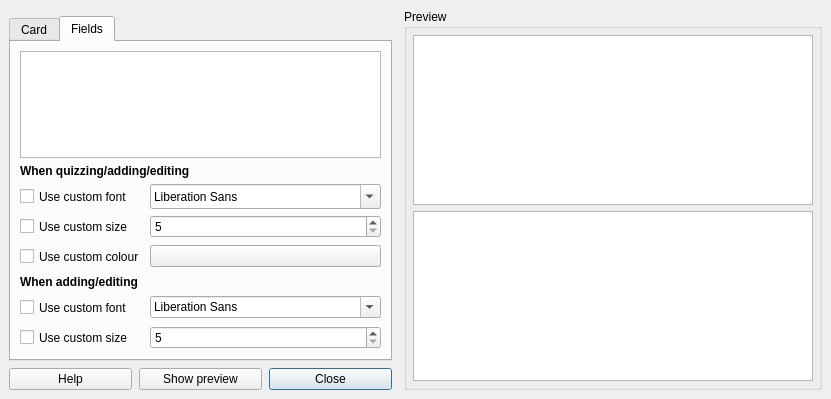
Old version of the form designer/displayproperties.ui in the repository ankitects/anki.
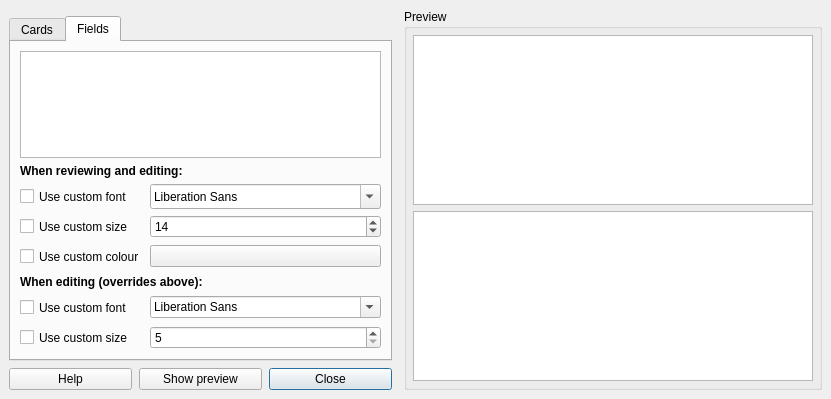
New version of the form. The open tabs and pages were chosen to show the change. Icons and pictures are not drawn.

Commit message: fix display properties, tweak wording

```diff
--- a/designer/displayproperties.ui
+++ b/designer/displayproperties.ui
@@ -102,7 +102,7 @@
                 </rect>
                </property>
                <attribute name="title" >
-                <string>Card</string>
+                <string>Cards</string>
                </attribute>
                <layout class="QVBoxLayout" name="verticalLayout" >
                 <item>
@@ -272,7 +272,7 @@
                  <x>0</x>
                  <y>0</y>
                  <width>297</width>
-                 <height>437</height>
+                 <height>289</height>
                 </rect>
                </property>
                <attribute name="title" >
@@ -298,7 +298,7 @@
                 <item>
                  <widget class="QLabel" name="label" >
                   <property name="text" >
-                   <string> &lt;b>When quizzing/adding/editing&lt;/b></string>
+                   <string> &lt;b>When reviewing and editing:&lt;/b></string>
                   </property>
                  </widget>
                 </item>
@@ -366,6 +366,9 @@
                     <property name="maximum" >
                      <number>300</number>
                     </property>
+                    <property name="value" >
+                     <number>14</number>
+                    </property>
                    </widget>
                   </item>
                   <item row="2" column="0" >
@@ -405,7 +408,7 @@
                 <item>
                  <widget class="QLabel" name="label_2" >
                   <property name="text" >
-                   <string> &lt;b>When adding/editing&lt;/b></string>
+                   <string> &lt;b>When editing (overrides above):&lt;/b></string>
                   </property>
                  </widget>
                 </item>
```
Left out of the diff: 84 changed lines with no effect on the pictures. The commit also changes 1 other file.
